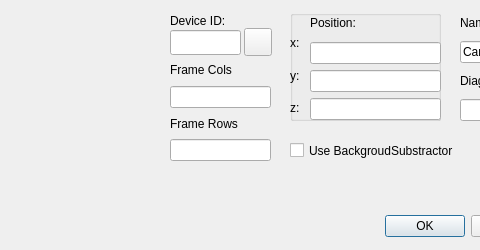
This is Gui/addcamera.ui in fisis/WebCamCap_old as Qt 5 draws it before an edit; both pictures show x 170 to 650 and y 0 to 250 of the 743 by 250 pixel window. The edited form follows.
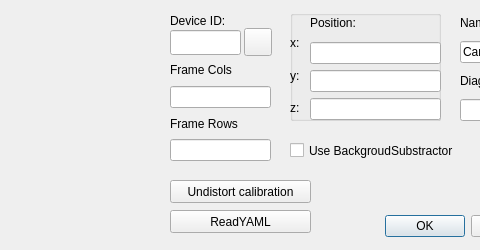
This is the edited form. Icons and pictures are not drawn. Custom widgets are drawn as their Qt base class.

Commit message: minor bug fixes, added support for calibration application

```diff
--- a/Gui/addcamera.ui
+++ b/Gui/addcamera.ui
@@ -438,6 +438,32 @@
     </rect>
    </property>
   </widget>
+  <widget class="QPushButton" name="pushButton">
+   <property name="geometry">
+    <rect>
+     <x>340</x>
+     <y>180</y>
+     <width>141</width>
+     <height>23</height>
+    </rect>
+   </property>
+   <property name="text">
+    <string>Undistort calibration</string>
+   </property>
+  </widget>
+  <widget class="QPushButton" name="readYAML">
+   <property name="geometry">
+    <rect>
+     <x>340</x>
+     <y>210</y>
+     <width>141</width>
+     <height>23</height>
+    </rect>
+   </property>
+   <property name="text">
+    <string>ReadYAML</string>
+   </property>
+  </widget>
  </widget>
  <customwidgets>
   <customwidget>
```
The commit also changes 14 other files.
